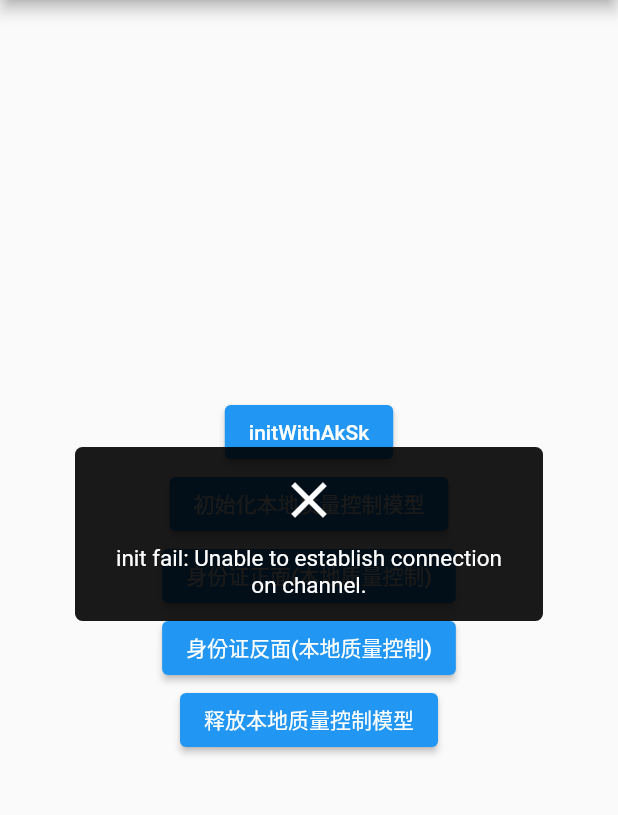
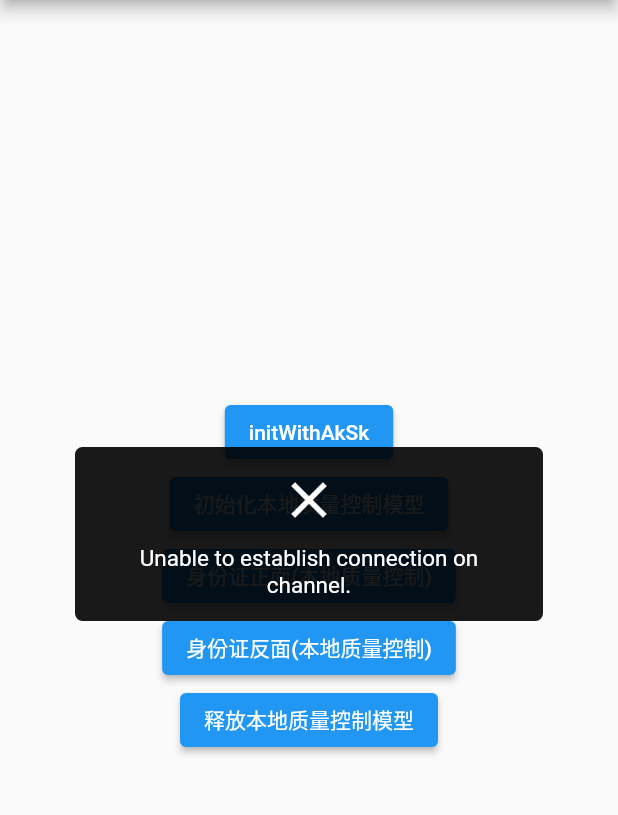
Before and after one commit to yanhao98/baidu_ocr_plugin, a Flutter app: the screen it shows after launch, after a tap on "initWithAkSk", on a phone screen of 412 x 824 dp, the part 84-899 px from its top. Run offline on Flutter 3.47's test engine with Material 2 defaults, Android fonts, the phone set to English and light mode, and no system bars; our stand-ins replace flutter_easyloading, permission_handler, recase.

Commit message:
引入iOS端SDK，实现initWithAkSk代码。

```diff
--- a/example/lib/main.dart
+++ b/example/lib/main.dart
@@ -3,8 +3,8 @@ import 'package:flutter/material.dart';
 import 'package:flutter_easyloading/flutter_easyloading.dart';
 import 'package:permission_handler/permission_handler.dart';
 
-const ak = 'gyNpPgRMqKiCOWffodQDmpAT';
-const sk = 'c8amR3DEfrqB4ONfc5gS2sumjBl75aQO';
+const ak = 'LrWkpucBSIKHErkFLWl71Pji';
+const sk = 'YnRX31Nz3g5aKUFPtv6A6oYvFFWhgRd6';
 void main() {
   // Always call this if the main method is asynchronous
   WidgetsFlutterBinding.ensureInitialized();
@@ -126,7 +126,7 @@ class _HomeState extends State<Home> {
         .initWithAkSk(ak, sk)
         .then((_) => EasyLoading.showInfo('init success'))
         .onError<BaiduOcrPluginError>((error, stackTrace) => EasyLoading //
-            .showError('init fail: ${error.message}'));
+            .showError(error.message));
   }
 
   void _alertText(BuildContext context, String title, [String? content]) {
```
Also changed, not shown: ios/aip-ocr-ios-sdk-3.0.5/lib/AipOcrSdk.framework/Page 1@2x.png (added), ios/aip-ocr-ios-sdk-3.0.5/lib/AipOcrSdk.framework/Page 1@3x.png (added), ios/aip-ocr-ios-sdk-3.0.5/lib/AipOcrSdk.framework/dengpao@2x.png (added), ios/aip-ocr-ios-sdk-3.0.5/lib/AipOcrSdk.framework/dengpao@3x.png (added), ios/aip-ocr-ios-sdk-3.0.5/lib/AipOcrSdk.framework/dengpao_dianjihou@2x.png (added), ios/aip-ocr-ios-sdk-3.0.5/lib/AipOcrSdk.framework/dengpao_dianjihou@3x.png (added), ios/aip-ocr-ios-sdk-3.0.5/lib/AipOcrSdk.framework/guan@2x.png (added), ios/aip-ocr-ios-sdk-3.0.5/lib/AipOcrSdk.framework/guan@3x.png (added), ios/aip-ocr-ios-sdk-3.0.5/lib/AipOcrSdk.framework/guanbi@2x.png (added), ios/aip-ocr-ios-sdk-3.0.5/lib/AipOcrSdk.framework/guanbi@3x.png (added), ios/aip-ocr-ios-sdk-3.0.5/lib/AipOcrSdk.framework/paizhaoanniu@2x.png (added), ios/aip-ocr-ios-sdk-3.0.5/lib/AipOcrSdk.framework/paizhaoanniu@3x.png (added), ios/aip-ocr-ios-sdk-3.0.5/lib/AipOcrSdk.framework/paizhaoanniu_dianjihou@2x.png (added), ios/aip-ocr-ios-sdk-3.0.5/lib/AipOcrSdk.framework/paizhaoanniu_dianjihou@3x.png (added), 8 more files, 46 other files.
